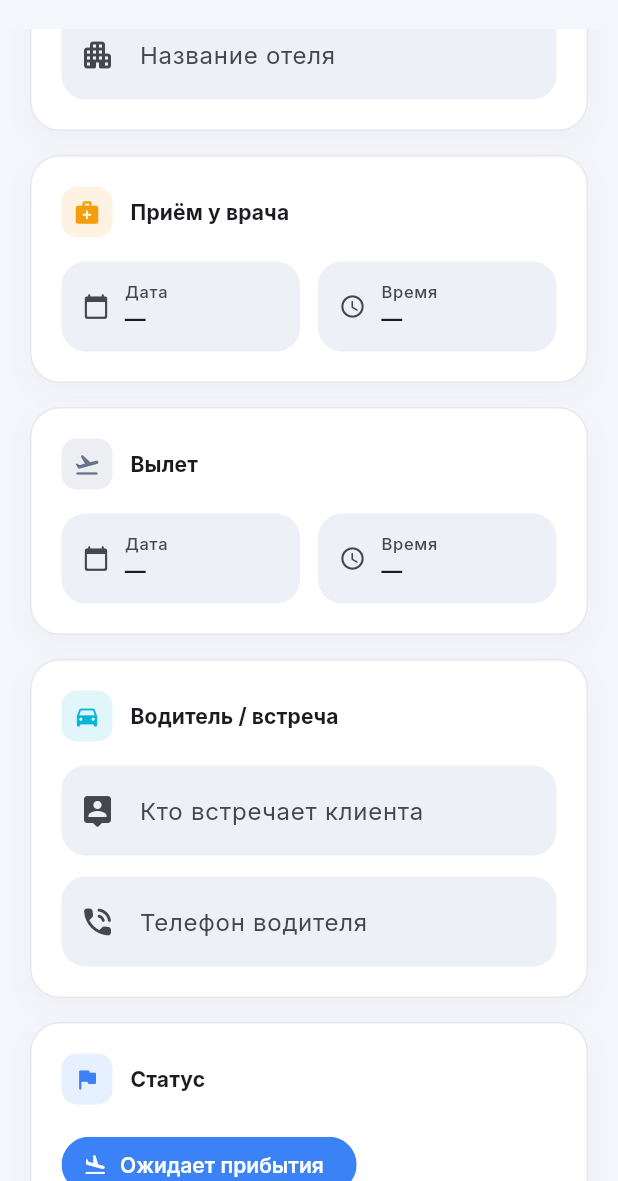
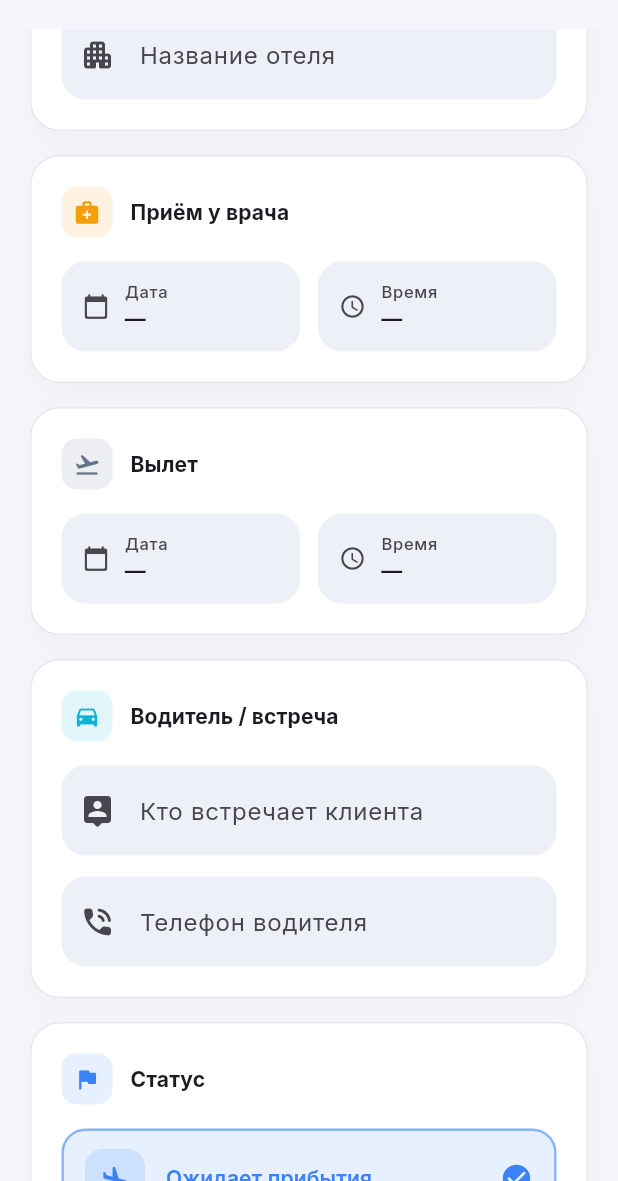
Before and after one commit to NurislamAiu/vip, a Flutter app: the ClientFormScreen screen opened directly, scrolled down 576 dp, on a phone screen of 412 x 824 dp, the part 55-1236 px from its top. Run offline on Flutter 3.47's test engine with Material 3 defaults, Android fonts, the phone set to English and light mode, and no system bars; our stand-ins replace cloud_firestore, firebase_auth, firebase_core, firebase_messaging, flutter_local_notifications, flutter_riverpod and 1 more; accounts and stored records are empty.

Commit message:
Add clear, beautiful status changing
Changing a client's status was only possible deep inside the edit form,
which was not discoverable.

- New StatusPicker widget: elegant selectable tiles (tinted icon, label,
  check) plus a modal bottom-sheet variant.
- Client detail hero: the status is now a labelled, tappable pill with a
  chevron and a 'tap to change' hint; picking a status updates Firestore
  instantly with a confirmation snackbar.
- Client form: replaced the cramped status chips with the new tile picker.

Co-Authored-By: Claude Opus 4.8 <noreply@anthropic.com>
Claude-Session: https://claude.ai/code/session_014dMC98aEQYbWPtDbh1XNFv

```diff
--- a/lib/screens/client/client_form_screen.dart
+++ b/lib/screens/client/client_form_screen.dart
@@ -8,6 +8,7 @@ import '../../models/client_status.dart';
 import '../../providers/auth_providers.dart';
 import '../../providers/repository_providers.dart';
 import '../../widgets/section_card.dart';
+import '../../widgets/status_picker.dart';
 
 /// Create a new client, or edit an existing one when [client] is provided.
 ///
@@ -224,7 +225,10 @@ class _ClientFormScreenState extends ConsumerState<ClientFormScreen> {
               title: 'Статус',
               icon: Icons.flag_rounded,
               accent: _status.color,
-              child: _statusSelector(),
+              child: StatusPicker(
+                value: _status,
+                onChanged: (s) => setState(() => _status = s),
+              ),
             ),
             const SizedBox(height: 16),
             SectionCard(
@@ -322,30 +326,6 @@ class _ClientFormScreenState extends ConsumerState<ClientFormScreen> {
     );
   }
 
-  Widget _statusSelector() {
-    return Wrap(
-      spacing: 8,
-      runSpacing: 8,
-      children: ClientStatus.values.map((status) {
-        final selected = status == _status;
-        return ChoiceChip(
-          avatar: Icon(
-            status.icon,
-            size: 16,
-            color: selected ? Colors.white : status.color,
-          ),
-          label: Text(status.label),
-          selected: selected,
-          selectedColor: status.color,
-          labelStyle: TextStyle(
-            color: selected ? Colors.white : null,
-            fontWeight: FontWeight.w600,
-          ),
-          onSelected: (_) => setState(() => _status = status),
-        );
-      }).toList(),
-    );
-  }
 }
 
 class _PickerTile extends StatelessWidget {
--- /dev/null
+++ b/lib/widgets/status_picker.dart
@@ -0,0 +1,155 @@
+import 'package:flutter/material.dart';
+
+import '../models/client_status.dart';
+
+/// A single selectable status row: tinted icon, label and a check indicator.
+/// Selected rows adopt the status' accent color.
+class StatusOptionTile extends StatelessWidget {
+  const StatusOptionTile({
+    super.key,
+    required this.status,
+    required this.selected,
+    required this.onTap,
+  });
+
+  final ClientStatus status;
+  final bool selected;
+  final VoidCallback onTap;
+
+  @override
+  Widget build(BuildContext context) {
+    final theme = Theme.of(context);
+    final color = status.color;
+
+    return Material(
+      color: Colors.transparent,
+      child: InkWell(
+        borderRadius: BorderRadius.circular(16),
+        onTap: onTap,
+        child: AnimatedContainer(
+          duration: const Duration(milliseconds: 160),
+          curve: Curves.easeOut,
+          padding: const EdgeInsets.symmetric(horizontal: 14, vertical: 12),
+          decoration: BoxDecoration(
+            color: selected
+                ? color.withValues(alpha: 0.12)
+                : Colors.transparent,
+            borderRadius: BorderRadius.circular(16),
+            border: Border.all(
+              color: selected
+                  ? color.withValues(alpha: 0.55)
+                  : theme.colorScheme.outlineVariant.withValues(alpha: 0.4),
+              width: selected ? 1.6 : 1,
+            ),
+          ),
+          child: Row(
+            children: [
+              Container(
+                width: 40,
+                height: 40,
+                alignment: Alignment.center,
+                decoration: BoxDecoration(
+                  color: color.withValues(alpha: 0.15),
+                  borderRadius: BorderRadius.circular(12),
+                ),
+                child: Icon(status.icon, color: color, size: 20),
+              ),
+              const SizedBox(width: 14),
+              Expanded(
+                child: Text(
+                  status.label,
+                  style: theme.textTheme.titleSmall?.copyWith(
+                    fontWeight: FontWeight.w600,
+                    color: selected ? color : theme.colorScheme.onSurface,
+                  ),
+                ),
+              ),
+              Icon(
+                selected
+                    ? Icons.check_circle_rounded
+                    : Icons.radio_button_unchecked_rounded,
+                color: selected
+                    ? color
+                    : theme.colorScheme.outlineVariant,
+                size: 22,
+              ),
+            ],
+          ),
+        ),
+      ),
+    );
+  }
+}
+
+/// Inline vertical status picker used inside forms.
+class StatusPicker extends StatelessWidget {
+  const StatusPicker({
+    super.key,
+    required this.value,
+    required this.onChanged,
+  });
+
+  final ClientStatus value;
+  final ValueChanged<ClientStatus> onChanged;
+
+  @override
+  Widget build(BuildContext context) {
+    final statuses = ClientStatus.values;
+    return Column(
+      children: [
+        for (var i = 0; i < statuses.length; i++) ...[
+          StatusOptionTile(
+            status: statuses[i],
+            selected: statuses[i] == value,
+            onTap: () => onChanged(statuses[i]),
+          ),
+          if (i != statuses.length - 1) const SizedBox(height: 8),
+        ],
+      ],
+    );
+  }
+}
+
+/// Opens a modal sheet to pick a status. Returns the chosen status, or `null`
+/// if dismissed.
+Future<ClientStatus?> showStatusPickerSheet(
+  BuildContext context, {
+  required ClientStatus current,
+}) {
+  return showModalBottomSheet<ClientStatus>(
+    context: context,
+    showDragHandle: true,
+    isScrollControlled: true,
+    builder: (context) {
+      final theme = Theme.of(context);
+      final statuses = ClientStatus.values;
+      return SafeArea(
+        child: Padding(
+          padding: const EdgeInsets.fromLTRB(16, 0, 16, 20),
+          child: Column(
+            mainAxisSize: MainAxisSize.min,
+            crossAxisAlignment: CrossAxisAlignment.start,
+            children: [
+              Padding(
+                padding: const EdgeInsets.fromLTRB(6, 0, 6, 14),
+                child: Text(
+                  'Изменить статус',
+                  style: theme.textTheme.titleLarge
+                      ?.copyWith(fontWeight: FontWeight.w800),
+                ),
+              ),
+              for (var i = 0; i < statuses.length; i++) ...[
+                StatusOptionTile(
+                  status: statuses[i],
+                  selected: statuses[i] == current,
+                  onTap: () => Navigator.pop(context, statuses[i]),
+                ),
+                if (i != statuses.length - 1) const SizedBox(height: 8),
+              ],
+            ],
+          ),
+        ),
+      );
+    },
+  );
+}
```
Also changed, not shown: lib/screens/client/client_detail_screen.dart (+73 -14 lines).
